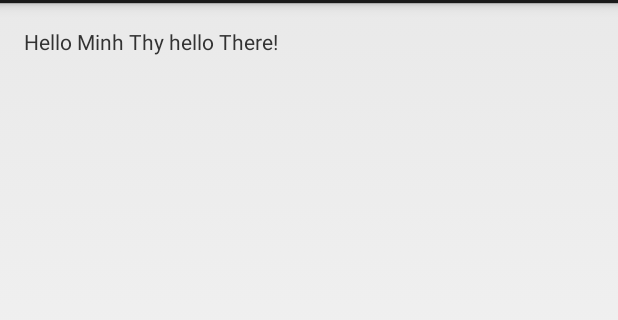
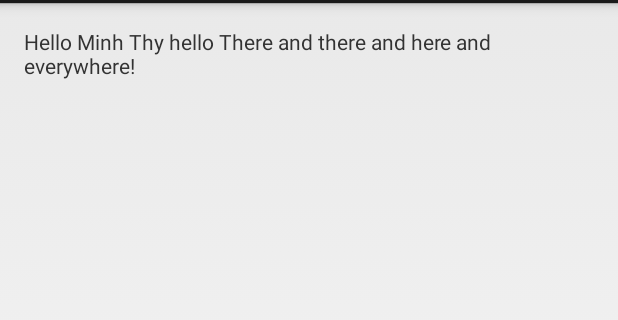
Before and after one commit to thytran142/IS3261, an Android app: the screen it shows after launch (MainActivity), on a phone screen of 412 x 824 dp, the part 69-389 px from its top. Run offline under Robolectric (Android 15) with nearby library versions, the phone set to English and light mode, and no system bars.

Commit message:
changed string

```diff
--- a/app/src/main/res/values/strings.xml
+++ b/app/src/main/res/values/strings.xml
@@ -2,7 +2,7 @@
 <resources>
 
     <string name="app_name">Project</string>
-    <string name="hello_world">Hello Minh Thy hello There! </string>
+    <string name="hello_world">Hello Minh Thy hello There and there and here and everywhere! </string>
     <string name="action_settings">Settings</string>
 
 </resources>
```
